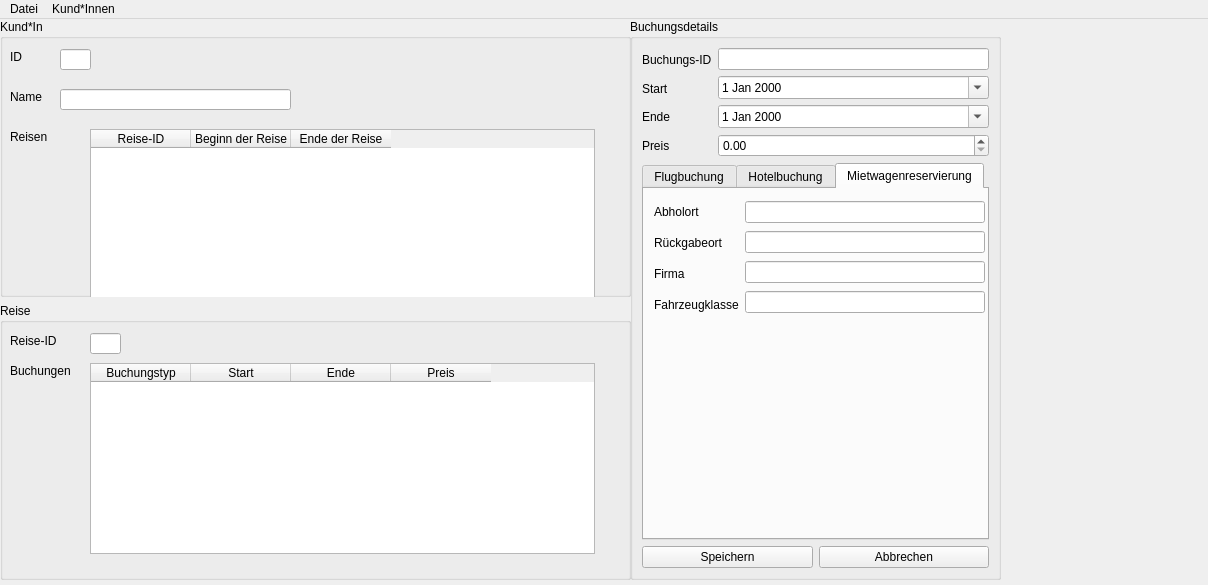
The window that TravelAgencyUI.ui (TheTobiTiger02/PG2Praktikum3) describes before a commit, drawn with Qt 5.
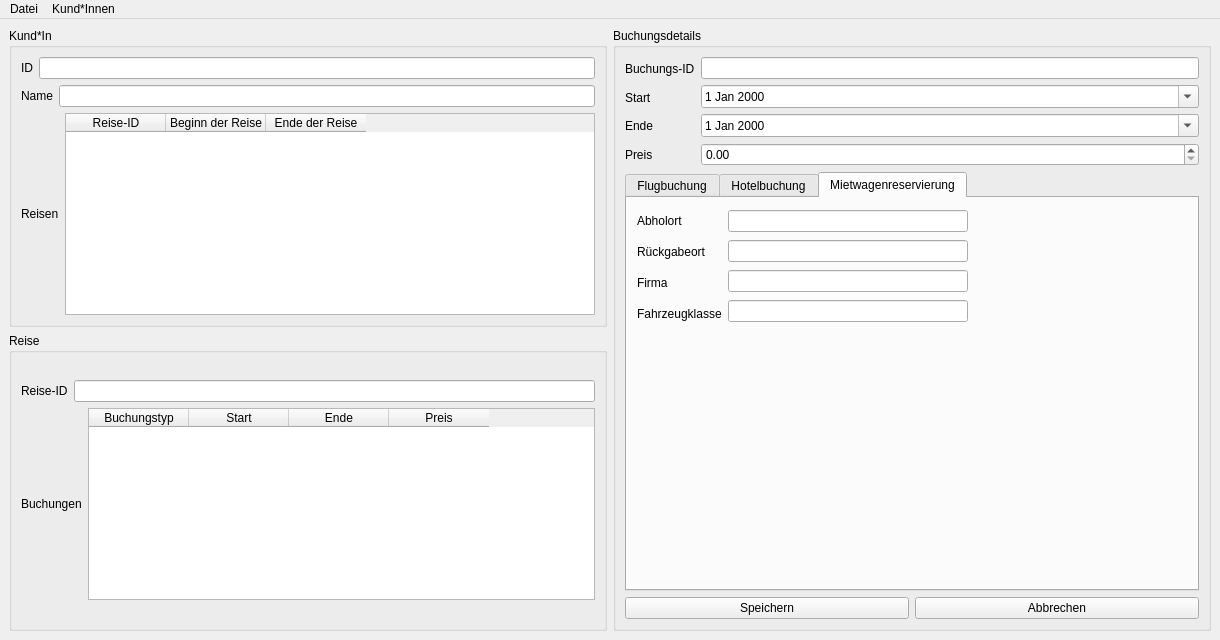
The same window after the commit.

```diff
--- a/TravelAgencyUI.ui
+++ b/TravelAgencyUI.ui
@@ -9,23 +9,220 @@
             <rect>
                 <x>0</x>
                 <y>0</y>
-                <width>1208</width>
-                <height>585</height>
+    <width>1220</width>
+    <height>640</height>
             </rect>
         </property>
         <property name="windowTitle">
             <string>TravelAgencyUI</string>
         </property>
         <widget class="QWidget" name="centralwidget">
+   <property name="sizePolicy">
+    <sizepolicy hsizetype="Preferred" vsizetype="Minimum">
+     <horstretch>0</horstretch>
+     <verstretch>0</verstretch>
+    </sizepolicy>
+   </property>
+   <layout class="QHBoxLayout" name="horizontalLayout_6">
+    <item>
+     <layout class="QVBoxLayout" name="verticalLayout_10">
+      <item>
+       <widget class="QGroupBox" name="customerGroupBox">
+        <property name="sizePolicy">
+         <sizepolicy hsizetype="Expanding" vsizetype="Preferred">
+          <horstretch>0</horstretch>
+          <verstretch>0</verstretch>
+         </sizepolicy>
+        </property>
+        <property name="title">
+         <string>Kund*In</string>
+        </property>
+        <layout class="QVBoxLayout" name="verticalLayout_13">
+         <item>
+          <layout class="QVBoxLayout" name="verticalLayout_11">
+           <item>
+            <layout class="QHBoxLayout" name="horizontalLayout_7">
+             <item>
+              <widget class="QLabel" name="label_21">
+               <property name="text">
+                <string>ID</string>
+               </property>
+              </widget>
+             </item>
+             <item>
+              <widget class="QLineEdit" name="customerIdLineEdit">
+               <property name="readOnly">
+                <bool>true</bool>
+               </property>
+              </widget>
+             </item>
+            </layout>
+           </item>
+           <item>
+            <layout class="QHBoxLayout" name="horizontalLayout_8">
+             <item>
+              <widget class="QLabel" name="label_22">
+               <property name="text">
+                <string>Name</string>
+               </property>
+              </widget>
+             </item>
+             <item>
+              <widget class="QLineEdit" name="customerNameLineEdit">
+               <property name="readOnly">
+                <bool>true</bool>
+               </property>
+              </widget>
+             </item>
+            </layout>
+           </item>
+           <item>
+            <layout class="QHBoxLayout" name="horizontalLayout_9">
+             <item>
+              <widget class="QLabel" name="label_23">
+               <property name="sizePolicy">
+                <sizepolicy hsizetype="Minimum" vsizetype="Preferred">
+                 <horstretch>0</horstretch>
+                 <verstretch>0</verstretch>
+                </sizepolicy>
+               </property>
+               <property name="text">
+                <string>Reisen</string>
+               </property>
+              </widget>
+             </item>
+             <item>
+              <widget class="QTableWidget" name="customerTravelsTableWidget">
+               <property name="sizePolicy">
+                <sizepolicy hsizetype="Expanding" vsizetype="Minimum">
+                 <horstretch>0</horstretch>
+                 <verstretch>0</verstretch>
+                </sizepolicy>
+               </property>
+               <property name="horizontalScrollBarPolicy">
+                <enum>Qt::ScrollBarAlwaysOff</enum>
+               </property>
+               <property name="cornerButtonEnabled">
+                <bool>true</bool>
+               </property>
+               <attribute name="verticalHeaderVisible">
+                <bool>false</bool>
+               </attribute>
+               <attribute name="verticalHeaderDefaultSectionSize">
+                <number>30</number>
+               </attribute>
+               <column>
+                <property name="text">
+                 <string>Reise-ID</string>
+                </property>
+               </column>
+               <column>
+                <property name="text">
+                 <string>Beginn der Reise</string>
+                </property>
+               </column>
+               <column>
+                <property name="text">
+                 <string>Ende der Reise</string>
+                </property>
+               </column>
+              </widget>
+             </item>
+            </layout>
+           </item>
+          </layout>
+         </item>
+        </layout>
+       </widget>
+      </item>
+      <item>
+       <widget class="QGroupBox" name="travelGroupBox">
+        <property name="title">
+         <string>Reise</string>
+        </property>
+        <layout class="QVBoxLayout" name="verticalLayout_14">
+         <item>
+          <layout class="QVBoxLayout" name="verticalLayout_12">
+           <item>
+            <layout class="QHBoxLayout" name="horizontalLayout_10">
+             <item>
+              <widget class="QLabel" name="label_24">
+               <property name="text">
+                <string>Reise-ID</string>
+               </property>
+              </widget>
+             </item>
+             <item>
+              <widget class="QLineEdit" name="travelIdLineEdit">
+               <property name="readOnly">
+                <bool>true</bool>
+               </property>
+              </widget>
+             </item>
+            </layout>
+           </item>
+           <item>
+            <layout class="QHBoxLayout" name="horizontalLayout_11">
+             <item>
+              <widget class="QLabel" name="label_25">
+               <property name="sizePolicy">
+                <sizepolicy hsizetype="Minimum" vsizetype="Preferred">
+                 <horstretch>0</horstretch>
+                 <verstretch>0</verstretch>
+                </sizepolicy>
+               </property>
+               <property name="text">
+                <string>Buchungen</string>
+               </property>
+              </widget>
+             </item>
+             <item>
+              <widget class="QTableWidget" name="travelBookingsTableWidget">
+               <property name="sizePolicy">
+                <sizepolicy hsizetype="Expanding" vsizetype="Maximum">
+                 <horstretch>0</horstretch>
+                 <verstretch>0</verstretch>
+                </sizepolicy>
+               </property>
+               <property name="horizontalScrollBarPolicy">
+                <enum>Qt::ScrollBarAlwaysOff</enum>
+               </property>
+               <attribute name="verticalHeaderVisible">
+                <bool>false</bool>
+               </attribute>
+               <column>
+                <property name="text">
+                 <string>Buchungstyp</string>
+                </property>
+               </column>
+               <column>
+                <property name="text">
+                 <string>Start</string>
+                </property>
+               </column>
+               <column>
+                <property name="text">
+                 <string>Ende</string>
+                </property>
+               </column>
+               <column>
+                <property name="text">
+                 <string>Preis</string>
+                </property>
+               </column>
+              </widget>
+             </item>
+            </layout>
+           </item>
+          </layout>
+         </item>
+        </layout>
+       </widget>
+      </item>
+     </layout>
+    </item>
+    <item>
             <widget class="QGroupBox" name="bookingGroupBox">
-                <property name="geometry">
-                    <rect>
-                        <x>630</x>
-                        <y>0</y>
-                        <width>371</width>
-                        <height>561</height>
-                    </rect>
-                </property>
                 <property name="title">
                     <string>Buchungsdetails</string>
                 </property>
@@ -234,7 +431,7 @@
                                 <attribute name="title">
                                     <string>Mietwagenreservierung</string>
                                 </attribute>
-                                <widget class="QWidget" name="">
+          <widget class="QWidget" name="layoutWidget">
                                     <property name="geometry">
                                         <rect>
                                             <x>10</x>
@@ -317,216 +514,15 @@
                     </item>
                 </layout>
             </widget>
-            <widget class="QWidget" name="">
-                <property name="geometry">
-                    <rect>
-                        <x>0</x>
-                        <y>0</y>
-                        <width>631</width>
-                        <height>561</height>
-                    </rect>
-                </property>
-                <layout class="QVBoxLayout" name="verticalLayout_10">
-                    <item>
-                        <widget class="QGroupBox" name="customerGroupBox">
-                            <property name="title">
-                                <string>Kund*In</string>
-                            </property>
-                            <widget class="QLabel" name="label_21">
-                                <property name="geometry">
-                                    <rect>
-                                        <x>10</x>
-                                        <y>30</y>
-                                        <width>49</width>
-                                        <height>16</height>
-                                    </rect>
-                                </property>
-                                <property name="text">
-                                    <string>ID</string>
-                                </property>
-                            </widget>
-                            <widget class="QLabel" name="label_22">
-                                <property name="geometry">
-                                    <rect>
-                                        <x>10</x>
-                                        <y>70</y>
-                                        <width>49</width>
-                                        <height>16</height>
-                                    </rect>
-                                </property>
-                                <property name="text">
-                                    <string>Name</string>
-                                </property>
-                            </widget>
-                            <widget class="QLineEdit" name="customerIdLineEdit">
-                                <property name="geometry">
-                                    <rect>
-                                        <x>60</x>
-                                        <y>30</y>
-                                        <width>31</width>
-                                        <height>21</height>
-                                    </rect>
-                                </property>
-                                <property name="readOnly">
-                                    <bool>true</bool>
-                                </property>
-                            </widget>
-                            <widget class="QLineEdit" name="customerNameLineEdit">
-                                <property name="geometry">
-                                    <rect>
-                                        <x>60</x>
-                                        <y>70</y>
-                                        <width>231</width>
-                                        <height>21</height>
-                                    </rect>
-                                </property>
-                                <property name="readOnly">
-                                    <bool>true</bool>
-                                </property>
-                            </widget>
-                            <widget class="QLabel" name="label_23">
-                                <property name="geometry">
-                                    <rect>
-                                        <x>10</x>
-                                        <y>110</y>
-                                        <width>49</width>
-                                        <height>16</height>
-                                    </rect>
-                                </property>
-                                <property name="text">
-                                    <string>Reisen</string>
-                                </property>
-                            </widget>
-                            <widget class="QTableWidget" name="customerTravelsTableWidget">
-                                <property name="geometry">
-                                    <rect>
-                                        <x>90</x>
-                                        <y>110</y>
-                                        <width>505</width>
-                                        <height>181</height>
-                                    </rect>
-                                </property>
-                                <property name="horizontalScrollBarPolicy">
-                                    <enum>Qt::ScrollBarAlwaysOff</enum>
-                                </property>
-                                <property name="cornerButtonEnabled">
-                                    <bool>true</bool>
-                                </property>
-                                <attribute name="verticalHeaderVisible">
-                                    <bool>false</bool>
-                                </attribute>
-                                <attribute name="verticalHeaderDefaultSectionSize">
-                                    <number>30</number>
-                                </attribute>
-                                <column>
-                                    <property name="text">
-                                        <string>Reise-ID</string>
-                                    </property>
-                                </column>
-                                <column>
-                                    <property name="text">
-                                        <string>Beginn der Reise</string>
-                                    </property>
-                                </column>
-                                <column>
-                                    <property name="text">
-                                        <string>Ende der Reise</string>
-                                    </property>
-                                </column>
-                            </widget>
-                        </widget>
-                    </item>
-                    <item>
-                        <widget class="QGroupBox" name="travelGroupBox">
-                            <property name="title">
-                                <string>Reise</string>
-                            </property>
-                            <widget class="QLabel" name="label_24">
-                                <property name="geometry">
-                                    <rect>
-                                        <x>10</x>
-                                        <y>30</y>
-                                        <width>49</width>
-                                        <height>16</height>
-                                    </rect>
-                                </property>
-                                <property name="text">
-                                    <string>Reise-ID</string>
-                                </property>
-                            </widget>
-                            <widget class="QLabel" name="label_25">
-                                <property name="geometry">
-                                    <rect>
-                                        <x>10</x>
-                                        <y>60</y>
-                                        <width>61</width>
-                                        <height>16</height>
-                                    </rect>
-                                </property>
-                                <property name="text">
-                                    <string>Buchungen</string>
-                                </property>
-                            </widget>
-                            <widget class="QLineEdit" name="travelIdLineEdit">
-                                <property name="geometry">
-                                    <rect>
-                                        <x>90</x>
-                                        <y>30</y>
-                                        <width>31</width>
-                                        <height>21</height>
-                                    </rect>
-                                </property>
-                                <property name="readOnly">
-                                    <bool>true</bool>
-                                </property>
-                            </widget>
-                            <widget class="QTableWidget" name="travelBookingsTableWidget">
-                                <property name="geometry">
-                                    <rect>
-                                        <x>90</x>
-                                        <y>60</y>
-                                        <width>505</width>
-                                        <height>191</height>
-                                    </rect>
-                                </property>
-                                <property name="horizontalScrollBarPolicy">
-                                    <enum>Qt::ScrollBarAlwaysOff</enum>
-                                </property>
-                                <attribute name="verticalHeaderVisible">
-                                    <bool>false</bool>
-                                </attribute>
-                                <column>
-                                    <property name="text">
-                                        <string>Buchungstyp</string>
-                                    </property>
-                                </column>
-                                <column>
-                                    <property name="text">
-                                        <string>Start</string>
-                                    </property>
-                                </column>
-                                <column>
-                                    <property name="text">
-                                        <string>Ende</string>
-                                    </property>
-                                </column>
-                                <column>
-                                    <property name="text">
-                                        <string>Preis</string>
-                                    </property>
-                                </column>
-                            </widget>
-                        </widget>
-                    </item>
-                </layout>
-            </widget>
+    </item>
+   </layout>
         </widget>
         <widget class="QMenuBar" name="menubar">
             <property name="geometry">
                 <rect>
                     <x>0</x>
                     <y>0</y>
-                    <width>1208</width>
+     <width>1220</width>
                     <height>21</height>
                 </rect>
             </property>
```
Left out of the diff: 4 changed lines with no effect on the pictures. Lines whose indentation alone changed are shown as unchanged.
